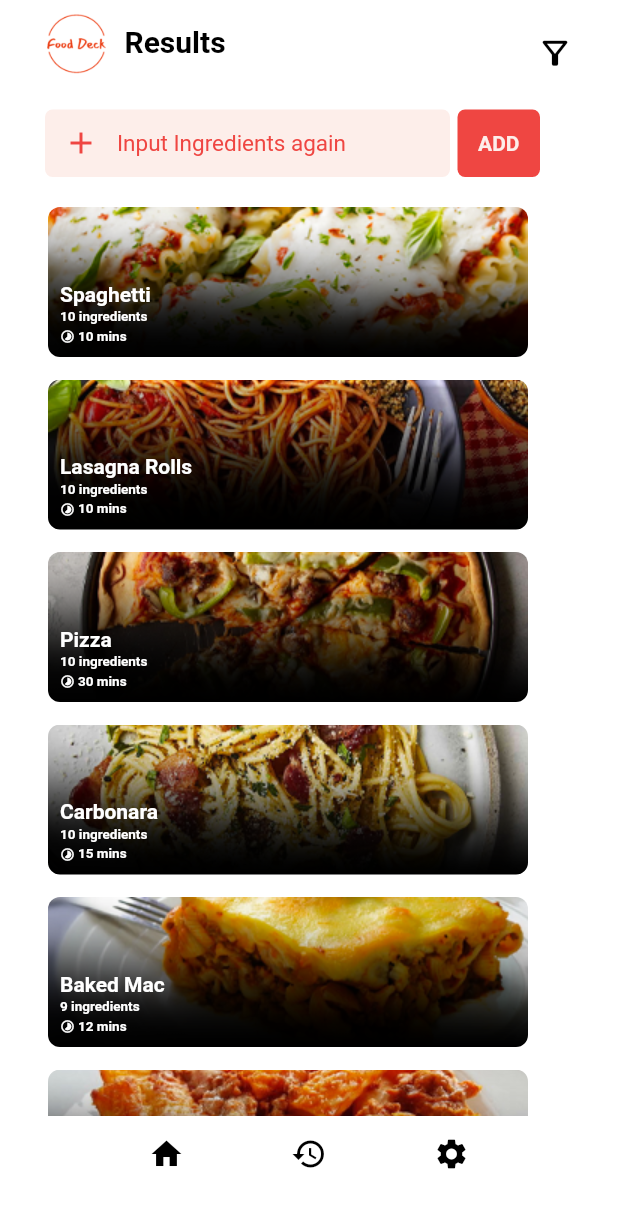
After one commit to kylsnchz12/Soft-Eng, a Flutter app: the screen it shows after launch, after a tap on "Search", on a phone screen of 412 x 824 dp. The commit adds this screen. Shown: the top 1208 px of the screen. Run offline on Flutter 3.47's test engine with Material 2 defaults, Android fonts, the phone set to English and light mode, and no system bars.

Commit message:
results page

```diff
--- a/soft_eng/lib/finder_page.dart
+++ b/soft_eng/lib/finder_page.dart
@@ -1,6 +1,7 @@
 import 'package:flutter/material.dart';
 import 'package:soft_eng/ingredients_json.dart';
 import 'package:soft_eng/main_json.dart';
+import 'package:soft_eng/results_page.dart';
 
 class FinderPage extends StatefulWidget {
   const FinderPage({super.key});
@@ -35,7 +36,8 @@ class _FinderPageState extends State<FinderPage> {
         elevation: 0,
         centerTitle: false,
         title: Padding(
-          padding: const EdgeInsets.only(left: 10, right: 10, top: 15),
+          padding:
+              const EdgeInsets.only(left: 10, right: 10, top: 15, bottom: 15),
           child: Row(
             crossAxisAlignment: CrossAxisAlignment.center,
             mainAxisAlignment: MainAxisAlignment.start,
@@ -54,7 +56,8 @@ class _FinderPageState extends State<FinderPage> {
         ),
         actions: <Widget>[
           Padding(
-            padding: const EdgeInsets.only(left: 10, right: 10, top: 15),
+            padding:
+                const EdgeInsets.only(left: 10, right: 10, top: 15, bottom: 15),
             child: TextButton(
                 onPressed: () {},
                 child: const Icon(
@@ -243,18 +246,27 @@ class _FinderPageState extends State<FinderPage> {
                 child: Center(
                     child: Row(
                   mainAxisAlignment: MainAxisAlignment.center,
-                  children: const [
-                    Icon(
+                  children: [
+                    const Icon(
                       Icons.search_outlined,
                       color: Color(0xFFfdeeea),
                       size: 22,
                     ),
                     SizedBox(width: 5),
-                    Text(
-                      "Search",
-                      style: TextStyle(
-                          color: Color(0xFFfdeeea),
-                          fontWeight: FontWeight.bold),
+                    InkWell(
+                      onTap: (() {
+                        Navigator.push(
+                          context,
+                          PageRouteBuilder(
+                              pageBuilder: (_, __, ___) => const ResultPage()),
+                        );
+                      }),
+                      child: const Text(
+                        "Search",
+                        style: TextStyle(
+                            color: Color(0xFFfdeeea),
+                            fontWeight: FontWeight.bold),
+                      ),
                     ),
                   ],
                 )),
--- /dev/null
+++ b/soft_eng/lib/result_json.dart
@@ -0,0 +1,38 @@
+List results1 = [
+  {
+    "name": "Spaghetti",
+    "num": "10 ingredients",
+    "time": "10 mins",
+    "img": "assets/images/results1.png"
+  },
+  {
+    "name": "Lasagna Rolls",
+    "num": "10 ingredients",
+    "time": "10 mins",
+    "img": "assets/images/results2.png"
+  },
+  {
+    "name": "Pizza",
+    "num": "10 ingredients",
+    "time": "30 mins",
+    "img": "assets/images/results3.png"
+  },
+  {
+    "name": "Carbonara",
+    "num": "10 ingredients",
+    "time": "15 mins",
+    "img": "assets/images/results4.png"
+  },
+  {
+    "name": "Baked Mac",
+    "num": "9 ingredients",
+    "time": "12 mins",
+    "img": "assets/images/results5.png"
+  },
+  {
+    "name": "Pasta al Forno",
+    "num": "15 ingredients",
+    "time": "16 mins",
+    "img": "assets/images/results6.png"
+  },
+];
--- /dev/null
+++ b/soft_eng/lib/results_page.dart
@@ -0,0 +1,235 @@
+import 'package:flutter/material.dart';
+import 'package:soft_eng/finder_page.dart';
+import 'package:soft_eng/ingredients_json.dart';
+import 'package:soft_eng/main_json.dart';
+import 'package:soft_eng/result_json.dart';
+
+class ResultPage extends StatefulWidget {
+  const ResultPage({super.key});
+
+  @override
+  State<ResultPage> createState() => _ResultPageState();
+}
+
+class _ResultPageState extends State<ResultPage> {
+  final myController = TextEditingController();
+  int count1 = 0;
+  int count2 = 0;
+  int count3 = 0;
+
+  @override
+  void dispose() {
+    myController.dispose();
+    super.dispose();
+  }
+
+  void clearText() {
+    myController.clear();
+  }
+
+  @override
+  Widget build(BuildContext context) {
+    return Scaffold(
+        backgroundColor: Colors.white,
+        appBar: AppBar(
+          backgroundColor: Colors.white,
+          automaticallyImplyLeading: false,
+          elevation: 0,
+          centerTitle: false,
+          title: Padding(
+            padding:
+                const EdgeInsets.only(left: 10, right: 10, top: 15, bottom: 15),
+            child: Row(
+              crossAxisAlignment: CrossAxisAlignment.center,
+              mainAxisAlignment: MainAxisAlignment.start,
+              children: [
+                Image.asset(
+                  'assets/images/logo.png',
+                  height: 45,
+                  width: 50,
+                ),
+                const SizedBox(width: 7),
+                const Text("Results",
+                    style: TextStyle(
+                        color: Colors.black, fontWeight: FontWeight.bold))
+              ],
+            ),
+          ),
+          actions: <Widget>[
+            Padding(
+              padding: const EdgeInsets.only(
+                  left: 10, right: 10, top: 15, bottom: 15),
+              child: TextButton(
+                  onPressed: () {},
+                  child: const Icon(
+                    Icons.filter_alt_outlined,
+                    color: Colors.black,
+                    size: 25,
+                  )),
+            ),
+          ],
+        ),
+        body: getBody(),
+        bottomNavigationBar: getFooter());
+  }
+
+  Widget getBody() {
+    return SingleChildScrollView(
+      child: Padding(
+          padding:
+              const EdgeInsets.only(left: 30, top: 17, right: 30, bottom: 10),
+          child:
+              Column(crossAxisAlignment: CrossAxisAlignment.start, children: [
+            Row(
+              children: [
+                Container(
+                    height: 45,
+                    width: 270,
+                    decoration: BoxDecoration(
+                        color: const Color(0xFFfdeeea),
+                        borderRadius: BorderRadius.circular(5)),
+                    child: TextField(
+                        controller: myController,
+                        style: const TextStyle(
+                            color: Color(0xFFef4642), fontSize: 15),
+                        decoration: const InputDecoration(
+                            border: InputBorder.none,
+                            hintText: "Input Ingredients again",
+                            hintStyle: TextStyle(color: Color(0xFFef4642)),
+                            prefixIcon: Icon(
+                              Icons.add,
+                              color: Color(0xFFef4642),
+                            )))),
+                const SizedBox(width: 5),
+                InkWell(
+                  onTap: () {
+                    if (count1 < 3) {
+                      ingredients1.add(myController.text);
+                      count1++;
+                    }
+                    if (count1 > 3 && count2 < 3) {
+                      ingredients2.add(myController.text);
+                      count2++;
+                    }
+                    if (count3 < 3 && count2 > 3) {
+                      ingredients3.add(myController.text);
+                      count3++;
+                    }
+                    clearText();
+                  },
+                  child: Container(
+                    height: 45,
+                    width: 55,
+                    decoration: BoxDecoration(
+                        color: const Color(0xFFef4642),
+                        borderRadius: BorderRadius.circular(5)),
+                    child: const Center(
+                        child: Text(
+                      "ADD",
+                      style: TextStyle(
+                          color: Color(0xFFfdeeea),
+                          fontWeight: FontWeight.bold),
+                    )),
+                  ),
+                ),
+              ],
+            ),
+            const SizedBox(height: 10),
+            Column(
+              children: List.generate(results1.length, (index) {
+                return Padding(
+                  padding: const EdgeInsets.only(
+                      left: 2, right: 2, bottom: 5, top: 10),
+                  child: Container(
+                    width: 320,
+                    height: 100,
+                    decoration: BoxDecoration(
+                        borderRadius: BorderRadius.circular(8),
+                        image: DecorationImage(
+                            image: AssetImage(results1[index]['img']),
+                            fit: BoxFit.cover)),
+                    child: Padding(
+                      padding: const EdgeInsets.all(8),
+                      child: Column(
+                        crossAxisAlignment: CrossAxisAlignment.start,
+                        mainAxisAlignment: MainAxisAlignment.end,
+                        children: [
+                          Text(
+                            results1[index]['name'],
+                            style: const TextStyle(
+                              color: Colors.white,
+                              fontWeight: FontWeight.bold,
+                            ),
+                          ),
+                          const SizedBox(height: 2),
+                          Text(
+                            results1[index]['num'],
+                            style: const TextStyle(
+                                color: Colors.white,
+                                fontWeight: FontWeight.w600,
+                                fontSize: 9),
+                          ),
+                          const SizedBox(height: 2),
+                          Row(
+                            children: [
+                              const Icon(Icons.timelapse,
+                                  color: Colors.white, size: 10),
+                              const SizedBox(
+                                width: 2,
+                              ),
+                              Text(
+                                results1[index]['time'],
+                                style: const TextStyle(
+                                    color: Colors.white,
+                                    fontWeight: FontWeight.w600,
+                                    fontSize: 9),
+                              ),
+                            ],
+                          ),
+                        ],
+                      ),
+                    ),
+                  ),
+                );
+              }),
+            )
+          ])),
+    );
+  }
+
+  Widget getFooter() {
+    return Container(
+      height: 80,
+      decoration:
+          const BoxDecoration(color: Color.fromARGB(255, 255, 255, 255)),
+      child: Padding(
+        padding: const EdgeInsets.only(left: 20, right: 20, top: 5),
+        child: Padding(
+          padding: const EdgeInsets.all(8.0),
+          child: Row(
+            mainAxisAlignment: MainAxisAlignment.spaceEvenly,
+            children: List.generate(items.length, (index) {
+              return GestureDetector(
+                onTap: () {
+                  Navigator.push(
+                    context,
+                    PageRouteBuilder(
+                        pageBuilder: (_, __, ___) => const FinderPage()),
+                  );
+                },
+                child: Column(
+                  children: [
+                    Icon(
+                      items[index]['icon'],
+                      color: Colors.black,
+                    ),
+                  ],
+                ),
+              );
+            }),
+          ),
+        ),
+      ),
+    );
+  }
+}
```
Also changed, not shown: soft_eng/assets/images/results1.png (added), soft_eng/assets/images/results2.png (added), soft_eng/assets/images/results3.png (added), soft_eng/assets/images/results4.png (added), soft_eng/assets/images/results5.png (added), soft_eng/assets/images/results6.png (added).
